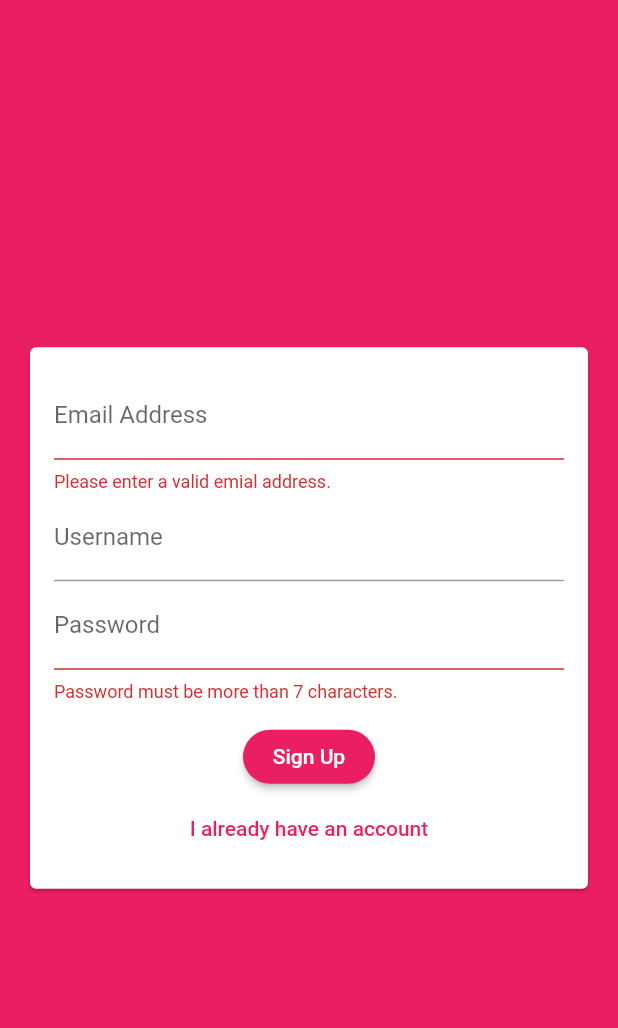
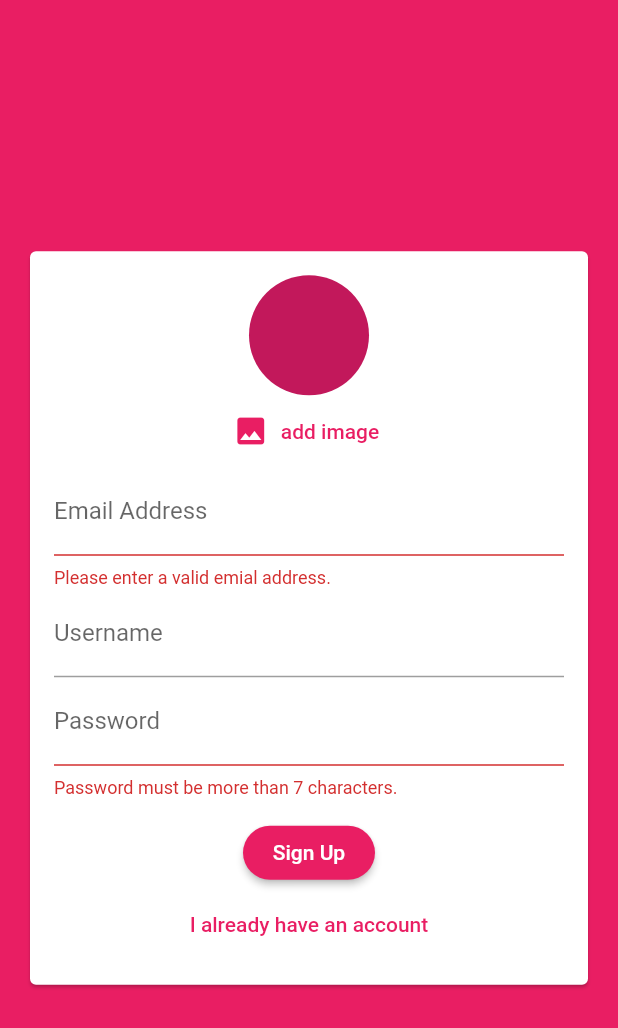
Before and after one commit to mohammad-adk/messaging_app, a Flutter app: the screen it shows after launch, after a tap on "Login", after a tap on "Create new account", on a phone screen of 412 x 824 dp. Shown: the top 1028 px of the screen. Run offline on Flutter 3.47's test engine with Material 2 defaults, Android fonts, the phone set to English and light mode, and no system bars; our stand-ins replace cloud_firestore, firebase_auth, firebase_core, firebase_storage, image_picker; accounts and stored records are empty.

Commit message:
user profile uploading and displaying added.
Took 2 hours 29 minutes

```diff
--- a/lib/widgets/auth/auth_form.dart
+++ b/lib/widgets/auth/auth_form.dart
@@ -1,8 +1,16 @@
 import 'package:flutter/material.dart';
+import 'dart:io';
+import 'package:my_message/widgets/pickers/user_image_picker.dart';
 
 class AuthForm extends StatefulWidget {
   final void Function(
-      String email, String username, String password, bool isLogin, BuildContext ctx) submitFN;
+    String email,
+    String username,
+    String password,
+    File image,
+    bool isLogin,
+    BuildContext ctx,
+  ) submitFN;
   final isLoading;
 
   AuthForm(this.submitFN, this.isLoading);
@@ -17,19 +25,31 @@ class _AuthFormState extends State<AuthForm> {
   String _userEmail = '';
   String _userName = '';
   String _userPassword = '';
+  File _pickedImage;
+
+  void pickedImage(File image) {
+    _pickedImage = image;
+  }
 
   void _trySubmit() {
     final isValid = _formKey.currentState.validate();
     FocusScope.of(context).unfocus();
 
+    if (_pickedImage == null && !_isLogin) {
+      Scaffold.of(context).showSnackBar(SnackBar(
+        content: Text('Please pick an image.'),
+      ));
+      return;
+    }
+
     if (isValid) {
       _formKey.currentState.save();
-
       widget.submitFN(
         _userEmail.trim(),
         _userName.trim(),
         _userPassword.trim(),
-        _isLogin ,
+        _pickedImage,
+        _isLogin,
         context,
       );
     }
@@ -47,6 +67,7 @@ class _AuthFormState extends State<AuthForm> {
             child: Column(
               mainAxisSize: MainAxisSize.min,
               children: [
+                if (!_isLogin) UserImagePicker(pickedImage),
                 TextFormField(
                   key: ValueKey('email'),
                   validator: (value) {
@@ -95,14 +116,13 @@ class _AuthFormState extends State<AuthForm> {
                 SizedBox(
                   height: 12,
                 ),
-                if(widget.isLoading)
-                  CircularProgressIndicator(),
-                if(!widget.isLoading)
+                if (widget.isLoading) CircularProgressIndicator(),
+                if (!widget.isLoading)
                   RaisedButton(
                     child: Text(_isLogin ? 'Login' : 'Sign Up'),
                     onPressed: _trySubmit,
                   ),
-                if(!widget.isLoading)
+                if (!widget.isLoading)
                   FlatButton(
                     textColor: Theme.of(context).primaryColor,
                     child: Text(_isLogin
--- a/lib/widgets/chat/messages.dart
+++ b/lib/widgets/chat/messages.dart
@@ -25,6 +25,7 @@ class Messages extends StatelessWidget {
             chatDocs[index].data()['text'],
             chatDocs[index].data()['userId'] == FirebaseAuth.instance.currentUser.uid,
             chatDocs[index].data()['username'],
+            chatDocs[index].data()['userImage'],
             key: ValueKey(chatDocs[index].documentID),
           ),
         );
--- a/lib/widgets/chat/new_message.dart
+++ b/lib/widgets/chat/new_message.dart
@@ -20,6 +20,7 @@ class _NewMessageState extends State<NewMessage> {
       'createdAt': Timestamp.now(),
       'userId': user.uid,
       'username': userData.data()['username'],
+      'userImage': userData.data()['image_url'],
     });
     _controller.clear();
 
--- /dev/null
+++ b/lib/widgets/pickers/user_image_picker.dart
@@ -0,0 +1,44 @@
+import 'package:flutter/material.dart';
+import 'dart:io';
+import 'package:image_picker/image_picker.dart';
+
+class UserImagePicker extends StatefulWidget {
+  final void Function(File image) imagePickerFN;
+
+  UserImagePicker(this.imagePickerFN);
+
+  @override
+  _UserImagePickerState createState() => _UserImagePickerState();
+}
+
+class _UserImagePickerState extends State<UserImagePicker> {
+  File _image;
+  final _picker = ImagePicker();
+
+  void _pickImage()async{
+    final pickedImageFile = await _picker.getImage(source: ImageSource.gallery, imageQuality: 50, maxHeight: 150 , maxWidth: 150);
+
+    setState(() {
+      _image = File(pickedImageFile.path);
+    });
+    widget.imagePickerFN(_image);
+  }
+
+  @override
+  Widget build(BuildContext context) {
+    return Column(
+      children: [
+        CircleAvatar(
+          backgroundImage: _image != null ? FileImage(_image) :null,
+          radius: 40,
+        ),
+        FlatButton.icon(
+          onPressed: _pickImage,
+          icon: Icon(Icons.image),
+          label: Text('add image'),
+          textColor: Theme.of(context).primaryColor,
+        ),
+      ],
+    );
+  }
+}
--- a/pubspec.yaml
+++ b/pubspec.yaml
@@ -30,6 +30,9 @@ dependencies:
   cupertino_icons: ^0.1.3
   cloud_firestore: ^0.14.0
   firebase_auth: ^0.18.0+1
+  image_picker: ^0.6.7+6
+  firebase_storage: ^4.0.0
+  firebase_messaging: ^7.0.0
 
 dev_dependencies:
   flutter_test:
```
Also changed, not shown: lib/screens/auth_screen.dart (+16 -4 lines), lib/widgets/chat/message_bubble.dart (+35 -10 lines), pubspec.lock, 1 other file. Lines whose indentation alone changed are shown as unchanged.
